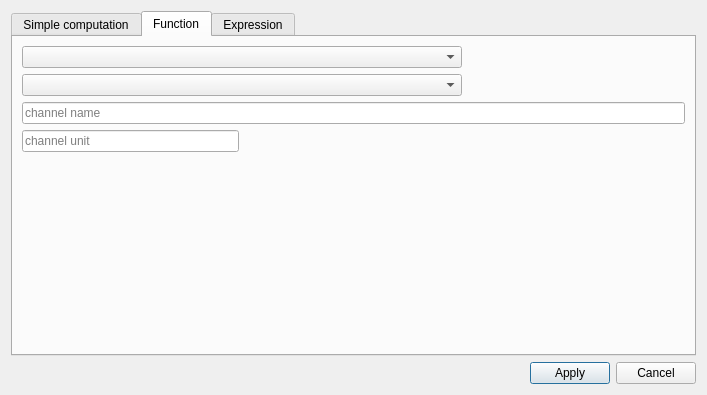
Before: the Qt Designer form asammdf/gui/ui/define_channel_dialog.ui in danielhrisca/asammdf, drawn with Qt 5.
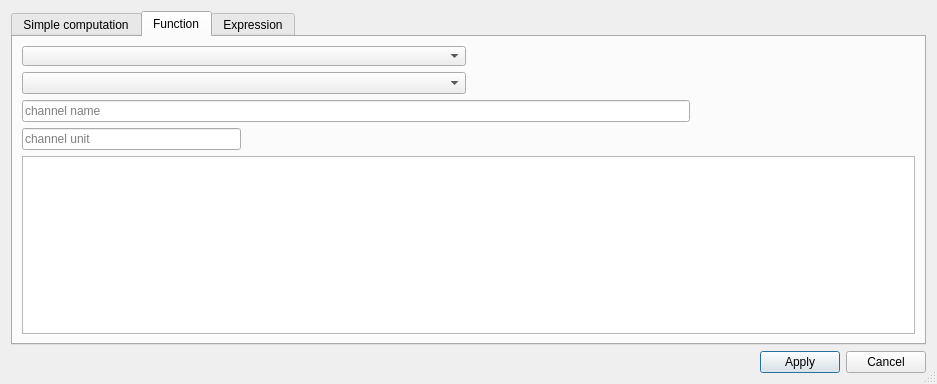
After: the same form once the commit is applied. The open tabs and pages were chosen to show the change. Icons and pictures are not drawn.

Commit message: fixes searching for channels in MDF v3 files

The edit to the form file:
```diff
--- a/asammdf/gui/ui/define_channel_dialog.ui
+++ b/asammdf/gui/ui/define_channel_dialog.ui
@@ -6,14 +6,14 @@
    <rect>
     <x>0</x>
     <y>0</y>
-    <width>702</width>
-    <height>395</height>
+    <width>937</width>
+    <height>384</height>
    </rect>
   </property>
   <property name="maximumSize">
    <size>
     <width>16777215</width>
-    <height>400</height>
+    <height>16777215</height>
    </size>
   </property>
   <property name="windowTitle">
@@ -23,6 +23,9 @@
    <iconset resource="resource.qrc">
     <normaloff>:/plus.png</normaloff>:/plus.png</iconset>
   </property>
+  <property name="sizeGripEnabled">
+   <bool>true</bool>
+  </property>
   <layout class="QGridLayout" name="gridLayout">
    <item row="1" column="1">
     <widget class="QPushButton" name="apply_btn">
@@ -162,13 +165,9 @@
       <attribute name="title">
        <string>Function</string>
       </attribute>
-      <layout class="QGridLayout" name="gridLayout_4">
-       <item row="3" column="0">
-        <widget class="QLineEdit" name="function_unit">
-         <property name="placeholderText">
-          <string>channel unit</string>
-         </property>
-        </widget>
+      <layout class="QGridLayout" name="function_layout">
+       <item row="1" column="0" colspan="2">
+        <widget class="QComboBox" name="channel"/>
        </item>
        <item row="1" column="2">
         <spacer name="horizontalSpacer_10">
@@ -196,13 +195,10 @@
          </property>
         </spacer>
        </item>
-       <item row="1" column="0" colspan="2">
-        <widget class="QComboBox" name="channel"/>
-       </item>
-       <item row="2" column="0" colspan="3">
-        <widget class="QLineEdit" name="function_name">
+       <item row="3" column="0">
+        <widget class="QLineEdit" name="function_unit">
          <property name="placeholderText">
-          <string>channel name</string>
+          <string>channel unit</string>
          </property>
         </widget>
        </item>
@@ -219,19 +215,29 @@
          </property>
         </widget>
        </item>
-       <item row="4" column="0">
-        <spacer name="verticalSpacer_2">
+       <item row="2" column="0" colspan="3">
+        <widget class="QLineEdit" name="function_name">
+         <property name="placeholderText">
+          <string>channel name</string>
+         </property>
+        </widget>
+       </item>
+       <item row="1" column="3">
+        <spacer name="horizontalSpacer_6">
          <property name="orientation">
-          <enum>Qt::Vertical</enum>
+          <enum>Qt::Horizontal</enum>
          </property>
          <property name="sizeHint" stdset="0">
           <size>
-           <width>20</width>
-           <height>40</height>
+           <width>40</width>
+           <height>20</height>
           </size>
          </property>
         </spacer>
        </item>
+       <item row="4" column="0" colspan="4">
+        <widget class="QTextEdit" name="help"/>
+       </item>
       </layout>
      </widget>
      <widget class="QWidget" name="tab_3">
```
Left out of the diff: 2 changed lines with no effect on the pictures. The commit also changes 5 other files.
